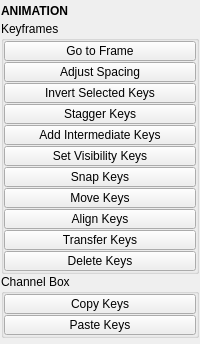
m3trik/tentacle, file tentacle/ui/animation.ui: the form before one commit.
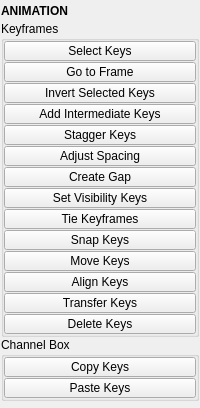
The form after the commit. Custom widgets are drawn as their Qt base class.

Patch:
```diff
--- a/tentacle/ui/animation.ui
+++ b/tentacle/ui/animation.ui
@@ -10,7 +10,7 @@
     <x>0</x>
     <y>0</y>
     <width>200</width>
-    <height>344</height>
+    <height>408</height>
    </rect>
   </property>
   <property name="tabShape">
@@ -93,6 +93,31 @@
          <property name="bottomMargin">
           <number>0</number>
          </property>
+         <item>
+          <widget class="PushButton" name="tb013">
+           <property name="minimumSize">
+            <size>
+             <width>0</width>
+             <height>20</height>
+            </size>
+           </property>
+           <property name="maximumSize">
+            <size>
+             <width>16777215</width>
+             <height>20</height>
+            </size>
+           </property>
+           <property name="toolTip">
+            <string>Select keys</string>
+           </property>
+           <property name="text">
+            <string>Select Keys</string>
+           </property>
+           <property name="checkable">
+            <bool>false</bool>
+           </property>
+          </widget>
+         </item>
          <item>
           <widget class="PushButton" name="tb000">
            <property name="minimumSize">
@@ -118,31 +143,6 @@
            </property>
           </widget>
          </item>
-         <item>
-          <widget class="PushButton" name="tb002">
-           <property name="minimumSize">
-            <size>
-             <width>0</width>
-             <height>20</height>
-            </size>
-           </property>
-           <property name="maximumSize">
-            <size>
-             <width>16777215</width>
-             <height>20</height>
-            </size>
-           </property>
-           <property name="toolTip">
-            <string>Add or remove spacing between all keys at a given time for any currently selected objects.</string>
-           </property>
-           <property name="text">
-            <string>Adjust Spacing</string>
-           </property>
-           <property name="checkable">
-            <bool>false</bool>
-           </property>
-          </widget>
-         </item>
          <item>
           <widget class="PushButton" name="tb001">
            <property name="minimumSize">
@@ -168,31 +168,6 @@
            </property>
           </widget>
          </item>
-         <item>
-          <widget class="PushButton" name="tb003">
-           <property name="minimumSize">
-            <size>
-             <width>0</width>
-             <height>20</height>
-            </size>
-           </property>
-           <property name="maximumSize">
-            <size>
-             <width>16777215</width>
-             <height>20</height>
-            </size>
-           </property>
-           <property name="toolTip">
-            <string>&lt;html&gt;&lt;head/&gt;&lt;body&gt;&lt;pre style=&quot; margin-top:0px; margin-bottom:0px; margin-left:0px; margin-right:0px; -qt-block-indent:0; text-indent:0px; line-height:24px; background-color:#272822;&quot;&gt;&lt;span style=&quot; font-family:'Consolas,Courier New,monospace'; font-size:18px; color:#e6db74;&quot;&gt;Stagger the keyframes of selected objects with various positioning controls.&lt;/span&gt;&lt;/pre&gt;&lt;p&gt;&lt;span style=&quot; font-family:'Consolas,Courier New,monospace'; font-size:18px; color:#f8f8f2;&quot;&gt;&lt;br/&gt;&lt;/span&gt;&lt;span style=&quot; font-family:'Consolas,Courier New,monospace'; font-size:18px; color:#e6db74;&quot;&gt;If keys are selected, only those keys are staggered. If no keys are selected, all keys are staggered.&lt;/span&gt;&lt;/p&gt;&lt;p&gt;&lt;span style=&quot; font-family:'Consolas,Courier New,monospace'; font-size:18px; color:#f8f8f2;&quot;&gt;&lt;br/&gt;&lt;/span&gt;&lt;/p&gt;&lt;/body&gt;&lt;/html&gt;</string>
-           </property>
-           <property name="text">
-            <string>Stagger Keys</string>
-           </property>
-           <property name="checkable">
-            <bool>false</bool>
-           </property>
-          </widget>
-         </item>
          <item>
           <widget class="PushButton" name="tb005">
            <property name="minimumSize">
@@ -218,6 +193,81 @@
            </property>
           </widget>
          </item>
+         <item>
+          <widget class="PushButton" name="tb003">
+           <property name="minimumSize">
+            <size>
+             <width>0</width>
+             <height>20</height>
+            </size>
+           </property>
+           <property name="maximumSize">
+            <size>
+             <width>16777215</width>
+             <height>20</height>
+            </size>
+           </property>
+           <property name="toolTip">
+            <string>&lt;html&gt;&lt;head/&gt;&lt;body&gt;&lt;pre style=&quot; margin-top:0px; margin-bottom:0px; margin-left:0px; margin-right:0px; -qt-block-indent:0; text-indent:0px; line-height:24px; background-color:#272822;&quot;&gt;&lt;span style=&quot; font-family:'Consolas,Courier New,monospace'; font-size:18px; color:#e6db74;&quot;&gt;Stagger the keyframes of selected objects with various positioning controls.&lt;/span&gt;&lt;/pre&gt;&lt;p&gt;&lt;span style=&quot; font-family:'Consolas,Courier New,monospace'; font-size:18px; color:#f8f8f2;&quot;&gt;&lt;br/&gt;&lt;/span&gt;&lt;span style=&quot; font-family:'Consolas,Courier New,monospace'; font-size:18px; color:#e6db74;&quot;&gt;If keys are selected, only those keys are staggered. If no keys are selected, all keys are staggered.&lt;/span&gt;&lt;/p&gt;&lt;p&gt;&lt;span style=&quot; font-family:'Consolas,Courier New,monospace'; font-size:18px; color:#f8f8f2;&quot;&gt;&lt;br/&gt;&lt;/span&gt;&lt;/p&gt;&lt;/body&gt;&lt;/html&gt;</string>
+           </property>
+           <property name="text">
+            <string>Stagger Keys</string>
+           </property>
+           <property name="checkable">
+            <bool>false</bool>
+           </property>
+          </widget>
+         </item>
+         <item>
+          <widget class="PushButton" name="tb002">
+           <property name="minimumSize">
+            <size>
+             <width>0</width>
+             <height>20</height>
+            </size>
+           </property>
+           <property name="maximumSize">
+            <size>
+             <width>16777215</width>
+             <height>20</height>
+            </size>
+           </property>
+           <property name="toolTip">
+            <string>Add or remove spacing between all keys at a given time for any currently selected objects.</string>
+           </property>
+           <property name="text">
+            <string>Adjust Spacing</string>
+           </property>
+           <property name="checkable">
+            <bool>false</bool>
+           </property>
+          </widget>
+         </item>
+         <item>
+          <widget class="PushButton" name="tb012">
+           <property name="minimumSize">
+            <size>
+             <width>0</width>
+             <height>20</height>
+            </size>
+           </property>
+           <property name="maximumSize">
+            <size>
+             <width>16777215</width>
+             <height>20</height>
+            </size>
+           </property>
+           <property name="toolTip">
+            <string>Create a gap in keyframes by moving keyframes forward in time.</string>
+           </property>
+           <property name="text">
+            <string>Create Gap</string>
+           </property>
+           <property name="checkable">
+            <bool>false</bool>
+           </property>
+          </widget>
+         </item>
          <item>
           <widget class="PushButton" name="tb008">
            <property name="minimumSize">
@@ -243,6 +293,31 @@
            </property>
           </widget>
          </item>
+         <item>
+          <widget class="PushButton" name="tb011">
+           <property name="minimumSize">
+            <size>
+             <width>0</width>
+             <height>20</height>
+            </size>
+           </property>
+           <property name="maximumSize">
+            <size>
+             <width>16777215</width>
+             <height>20</height>
+            </size>
+           </property>
+           <property name="toolTip">
+            <string/>
+           </property>
+           <property name="text">
+            <string>Tie Keyframes</string>
+           </property>
+           <property name="checkable">
+            <bool>false</bool>
+           </property>
+          </widget>
+         </item>
          <item>
           <widget class="PushButton" name="tb009">
            <property name="minimumSize">
@@ -344,7 +419,7 @@
           </widget>
          </item>
          <item>
-          <widget class="QPushButton" name="b000">
+          <widget class="PushButton" name="tb010">
            <property name="enabled">
             <bool>true</bool>
            </property>
```
Left out of the diff: 4 changed lines with no effect on the pictures.
